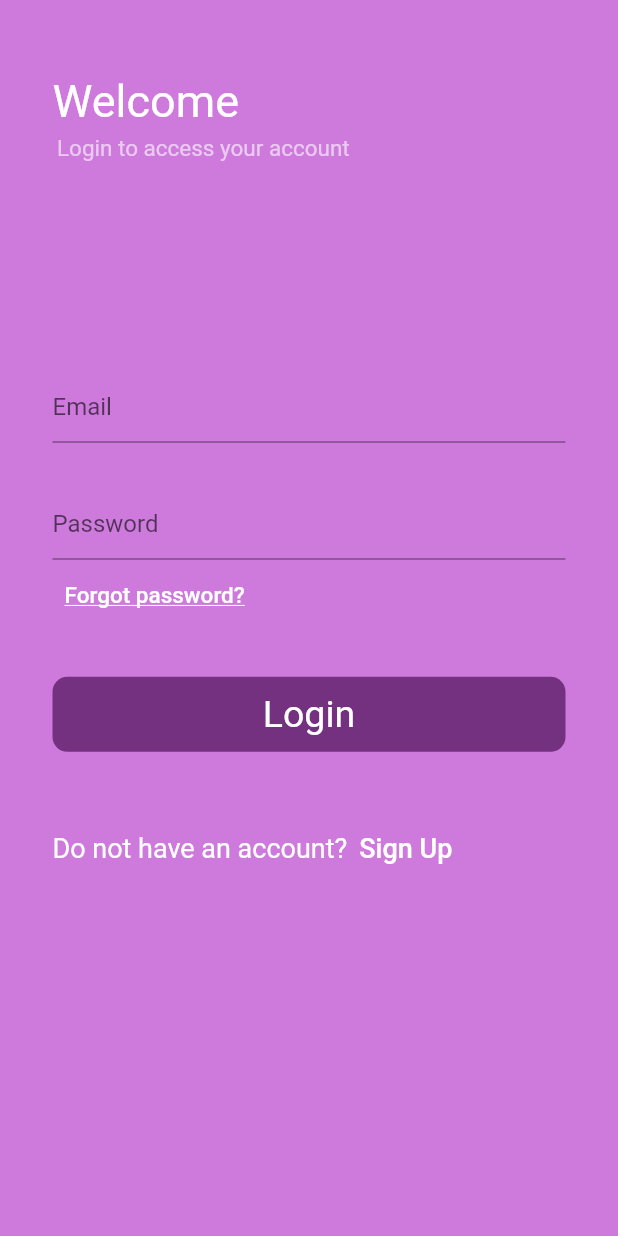
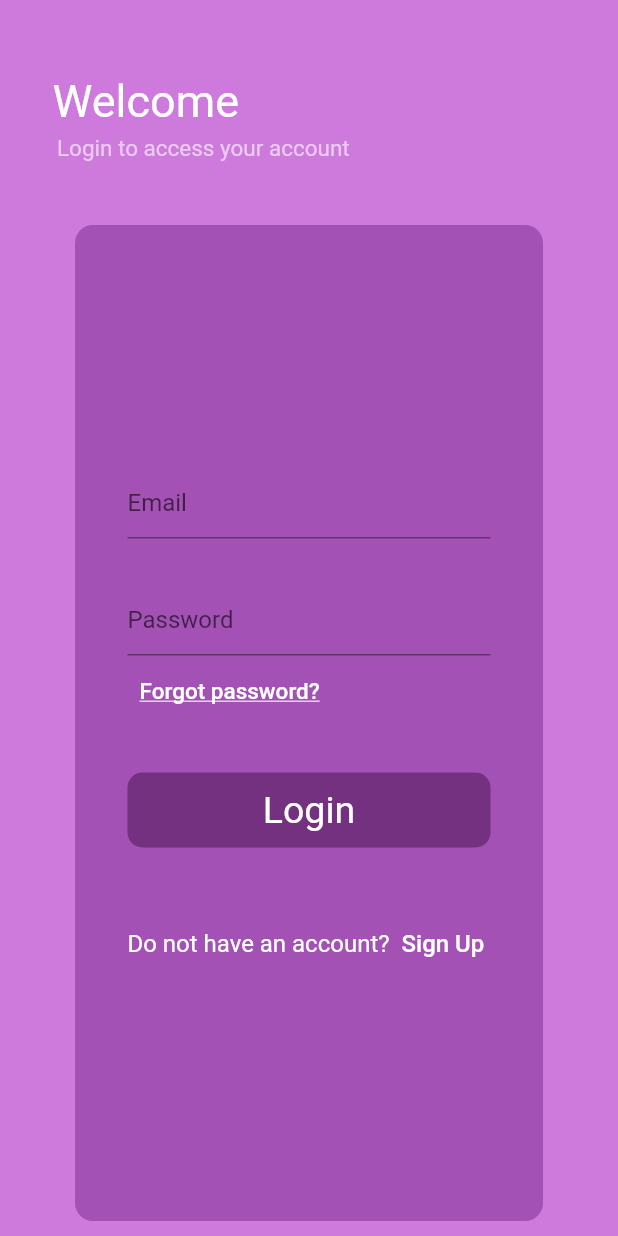
Before and after one commit to Tejaswika/Parvarish-Parent, a Flutter app: the screen it shows after launch, after a tap on "Login Page", on a phone screen of 412 x 824 dp. Run offline on Flutter 3.47's test engine with Material 2 defaults, Android fonts, the light colour scheme and no system bars.

Commit message:
login V1

```diff
--- a/lib/screens/login_screen.dart
+++ b/lib/screens/login_screen.dart
@@ -18,59 +18,69 @@ class _LoginPage extends State<LoginPage> {
           backgroundColor: Color.fromARGB(255, 205, 122, 220),
           body: Stack(
             children: [
+
               Container(
-              padding: EdgeInsets.only(left:35, top:50),
-              child: Text('Welcome', style: TextStyle(
-                color: Colors.white,
-                fontSize: 30),
-              )
+                  padding: EdgeInsets.only(left: 35, top: 50),
+                  child: Text(
+                    'Welcome',
+                    style: TextStyle(color: Colors.white, fontSize: 30),
+                  )),
+              Container(
+                  padding: EdgeInsets.only(left: 38, top: 90),
+                  child: Text(
+                    'Login to access your account',
+                    style: TextStyle(color: Colors.white60, fontSize: 15),
+                  )),
+              Container(
+                alignment: Alignment.center,
+                margin: EdgeInsets.fromLTRB(50, 150, 50, 10),
+                decoration: BoxDecoration(
+                  color: Color.fromARGB(255, 163, 81, 180),
+                  borderRadius: BorderRadius.circular(12),
                 ),
-            Container(
-              padding: EdgeInsets.only(left:38, top:90),
-              child: Text('Login to access your account', style: TextStyle(
-                color: Colors.white60,
-                fontSize: 15),
-              )
-            ),
-            SingleChildScrollView(
-              child:Container(
-                padding: EdgeInsets.only(top: MediaQuery.of(context).size.height*0.3,
-                right:35, left:35),
-                child: Column(
-                  children: [
+                child: SingleChildScrollView(
+                    child: Container(
+                  padding: EdgeInsets.only(
+                      top: MediaQuery.of(context).size.height * 0.01,
+                      right: 35,
+                      left: 35,
+                      bottom: MediaQuery.of(context).size.height * 0.01),
+                  child: Column(children: [
                     TextField(
                       decoration: InputDecoration(
                         hintText: 'Email',
-
                       ),
                     ),
-                  SizedBox(  //giave space between 2 boxes
+                    SizedBox(
+                      //giave space between 2 boxes
                       height: 30,
                     ),
                     TextField(
-                    obscureText: true,  //password stays hidden
+                      obscureText: true, //password stays hidden
                       decoration: InputDecoration(
                         hintText: 'Password',
                       ),
                     ),
-
                     Row(
                       mainAxisAlignment: MainAxisAlignment.spaceBetween,
                       children: [
-                    TextButton(onPressed: (){
+                        TextButton(
+                            onPressed: () {
                               Navigator.pushNamed(context, 'register');
-                    }, child: Text('Forgot password?', style: TextStyle(
+                            },
+                            child: Text(
+                              'Forgot password?',
+                              style: TextStyle(
                                   decoration: TextDecoration.underline,
-                      fontSize:15,
-                      color: Colors.white
-                    ),))
-                  ],),
-
-                  SizedBox(  //giave space between 2 boxes
+                                  fontSize: 15,
+                                  color: Colors.white),
+                            ))
+                      ],
+                    ),
+                    SizedBox(
+                      //giave space between 2 boxes
                       height: 30,
                     ),
-
-
 
                     /*Row(
                       children: [
@@ -85,54 +95,45 @@ class _LoginPage extends State<LoginPage> {
 
 */
                     Container(
-
                       height: 50,
                       width: 1000,
                       decoration: BoxDecoration(
-                      color: Color.fromARGB(255, 116, 49, 128), borderRadius: BorderRadius.circular(10),
+                        color: Color.fromARGB(255, 116, 49, 128),
+                        borderRadius: BorderRadius.circular(10),
                       ),
-
                       alignment: Alignment.center,
                       child: Text(
                         'Login',
                         style: TextStyle(color: Colors.white, fontSize: 25),
                       ),
-
                     ),
-
-
-
-
-
-                SizedBox(  //giave space between 2 boxes
+                    SizedBox(
+                      //giave space between 2 boxes
                       height: 40,
                     ),
-
                     Row(
                       children: [
                         Container(
-                      child: Text('Do not have an account?', style: TextStyle(
-                      color: Colors.white,fontSize: 18),
-                      )
-                    ),
-                    TextButton(onPressed: () {
-                        Navigator.push(
-                            context,
-                            MaterialPageRoute(
-                                builder: (context) => SignUpPage()));
+                            child: Text(
+                          'Do not have an account?',
+                          style: TextStyle(color: Colors.white, fontSize: 16),
+                        )),
+                        TextButton(
+                            onPressed: () {
+                              Navigator.pushNamed(context, 'register');
                             },
-                    child: Text('Sign Up', style: TextStyle(
-                      fontSize:18,
-                      color: Colors.white
-                    ),))
-                  ],)
-
-                ]),
-              )
-            )
+                            child: Text(
+                              'Sign Up',
+                              style: TextStyle(fontSize: 16, color: Colors.white),
+                            ))
                       ],
                     )
-      ),
+                  ]),
+                )),
+              )
+
+            ],
+          )),
     );
   }
 }
```
Also changed, not shown: 1 other file. Lines whose indentation alone changed are shown as unchanged.
